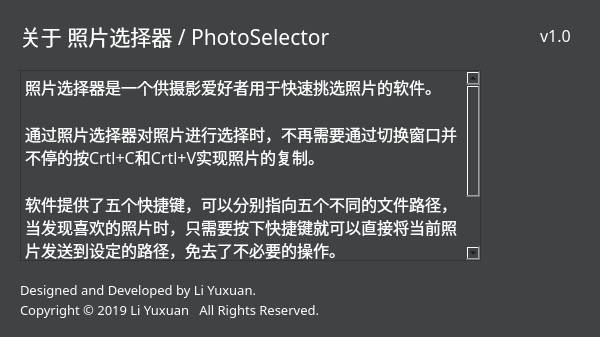
Old version of the form PhotoSelector/about.ui in the repository liyuxuan2003/PhotoSelector.
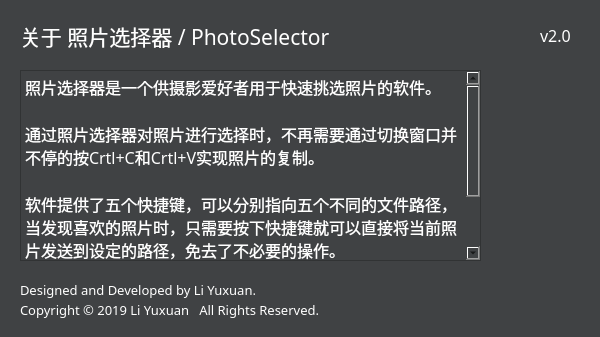
New version of the form. Icons and pictures are not drawn.

What changed in the file:
```diff
--- a/PhotoSelector/about.ui
+++ b/PhotoSelector/about.ui
@@ -153,7 +153,7 @@
     <string notr="true">color: rgb(255, 255, 255);</string>
    </property>
    <property name="text">
-    <string>v1.0</string>
+    <string>v2.0</string>
    </property>
   </widget>
   <widget class="QLabel" name="labelProjectIcon">
```
